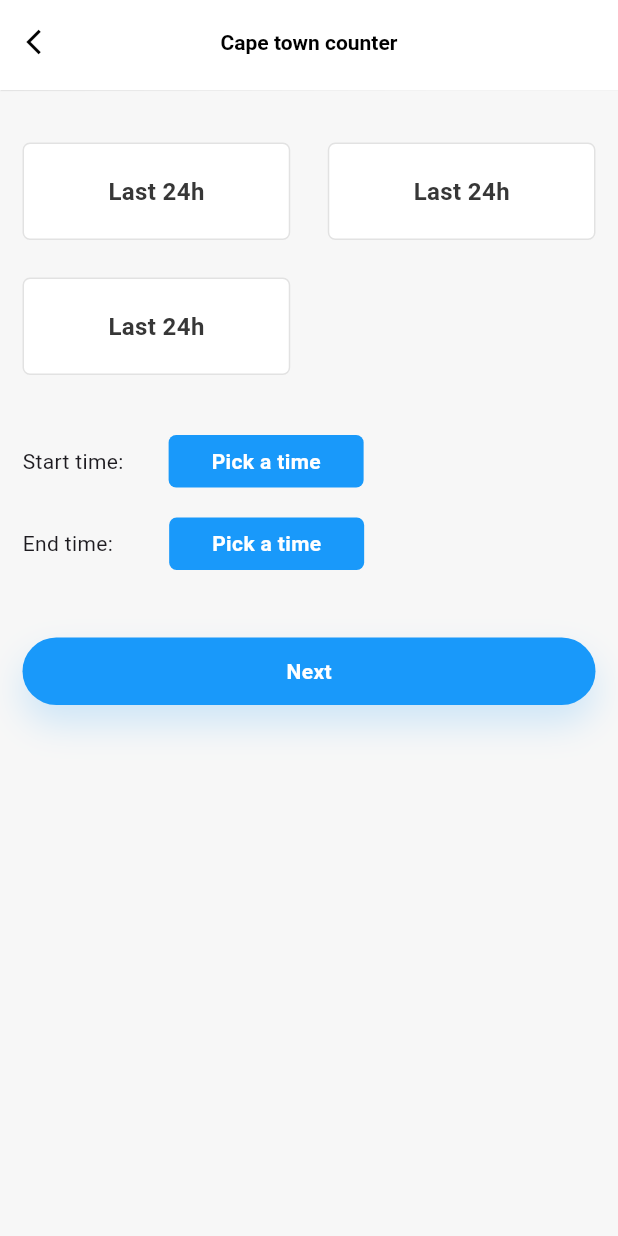
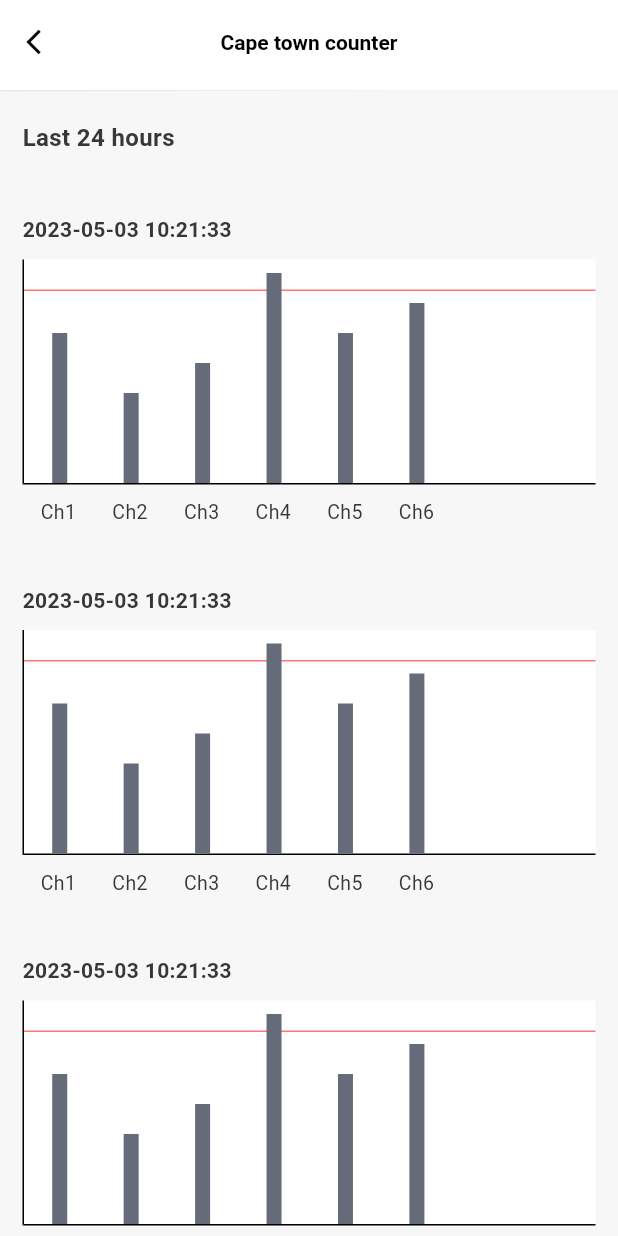
Before and after one commit to saleheen1/datav8, a Flutter app: the DurationPage screen opened directly, after a tap on "Next", on a phone screen of 412 x 824 dp. Run offline on Flutter 3.47's test engine with Material 3 defaults, Android fonts, the light colour scheme and no system bars; our stand-ins replace cached_network_image, flutter_svg, get, image_picker.

Commit message:
feat: add dynamic custom made chart to the project

```diff
--- a/lib/core/themes/custom_theme.dart
+++ b/lib/core/themes/custom_theme.dart
@@ -12,6 +12,7 @@ class CustomThemeData {
   final Color badgeBg;
   final Color badgeText;
   final Color orangeColor;
+  final Color redLight;
 
   CustomThemeData({
     required this.primary,
@@ -25,6 +26,7 @@ class CustomThemeData {
     required this.badgeBg,
     required this.badgeText,
     required this.orangeColor,
+    required this.redLight
   });
 }
 
--- a/lib/core/themes/light_theme.dart
+++ b/lib/core/themes/light_theme.dart
@@ -9,6 +9,7 @@ final lightTheme = CustomThemeData(
   greyDark: const Color(0xff666B79),
   greyBg: const Color(0xffF7F7F7),
   warningRed: const Color(0xffB00707),
+  redLight: const Color(0xFFFF7474),
   placeholder: const Color(0xff777C89),
   border: const Color(0xffE5E5E5),
   badgeBg: const Color(0xffF0F7F2),
--- /dev/null
+++ b/lib/core/widgets/custom_chart.dart
@@ -0,0 +1,127 @@
+import 'package:datav8/core/themes/custom_theme.dart';
+import 'package:datav8/core/utils/text_utils.dart';
+import 'package:datav8/core/utils/ui_const.dart';
+import 'package:flutter/material.dart';
+
+class CustomChart extends StatelessWidget {
+  final String dateAndTime;
+  final List<double> values;
+  final List<String> labels;
+
+  const CustomChart({
+    super.key,
+    required this.dateAndTime,
+    required this.values,
+    required this.labels,
+  });
+
+  @override
+  Widget build(BuildContext context) {
+    final theme = CustomTheme.of(context);
+
+    return Column(
+      crossAxisAlignment: CrossAxisAlignment.start,
+      children: [
+        //===================
+        //Date and time
+        //===================
+        Text(dateAndTime, style: TextUtils.title3(context: context)),
+        gapH(10),
+
+        //===============================
+        //Main graph/chart
+        //===============================
+        Container(
+          height: 150,
+          width: double.infinity,
+          decoration: BoxDecoration(
+            color: Colors.white,
+            border: Border(
+              left: BorderSide(color: Colors.black, width: 1),
+              bottom: BorderSide(color: Colors.black, width: 1),
+            ),
+          ),
+          child: Stack(
+            children: [
+              //======================
+              //Red threshold line
+              //======================
+              Positioned(
+                top: 20,
+                left: 0,
+                right: 0,
+                child: Container(height: 1, color: theme.redLight),
+              ),
+
+              //========================
+              // Chart area with bars starting from bottom (x-axis)
+              //========================
+              Positioned(
+                left: 0,
+                right: 0,
+                bottom: 0,
+                child: Row(
+                  crossAxisAlignment: CrossAxisAlignment.end,
+                  children: [
+                    for (double value in values)
+                      Expanded(
+                        child: Align(
+                          alignment: Alignment.bottomCenter,
+                          child: Container(
+                            width: 10,
+                            height: value,
+                            color: theme.greyDark,
+                          ),
+                        ),
+                      ),
+
+                    //=====================
+                    //Blank values to have some wite space at the right
+                    //=====================
+                    for (int i = 0; i < 2; i++)
+                      Expanded(
+                        child: Align(
+                          alignment: Alignment.bottomCenter,
+                          child: Container(
+                            width: 10,
+                            height: 0,
+                            color: theme.greyDark,
+                          ),
+                        ),
+                      ),
+                  ],
+                ),
+              ),
+            ],
+          ),
+        ),
+
+        //===============================
+        // Labels below the bottom border
+        //===============================
+        Container(
+          padding: EdgeInsets.symmetric(vertical: 8),
+          child: Row(
+            children: [
+              for (String label in labels)
+                Expanded(
+                  child: Center(
+                    child: Text(
+                      label,
+                      style: TextUtils.b1Regular(context: context),
+                    ),
+                  ),
+                ),
+
+              //=====================
+              //Blank label to have some wite space at the right
+              //=====================
+              for (int i = 0; i < 2; i++)
+                Expanded(child: Center(child: Text(''))),
+            ],
+          ),
+        ),
+      ],
+    );
+  }
+}
--- a/lib/core/widgets/duration_card.dart
+++ b/lib/core/widgets/duration_card.dart
@@ -1,4 +1,3 @@
-import 'package:datav8/core/themes/custom_theme.dart';
 import 'package:datav8/core/utils/text_utils.dart';
 import 'package:flutter/material.dart';
 
@@ -8,7 +7,6 @@ class DurationCard extends StatelessWidget {
 
   @override
   Widget build(BuildContext context) {
-    final theme = CustomTheme.of(context);
     return Container(
       padding: EdgeInsets.all(20),
       decoration: BoxDecoration(
--- /dev/null
+++ b/lib/features/chart/presentation/chart_page.dart
@@ -0,0 +1,61 @@
+import 'package:datav8/core/themes/custom_theme.dart';
+import 'package:datav8/core/utils/text_utils.dart';
+import 'package:datav8/core/utils/ui_const.dart';
+import 'package:datav8/core/widgets/appbar_common.dart';
+import 'package:datav8/core/widgets/custom_chart.dart';
+import 'package:datav8/core/widgets/default_margin_widget.dart';
+import 'package:flutter/material.dart';
+
+class ChartPage extends StatelessWidget {
+  final String deviceName;
+  final String duration;
+  final String dateAndTime;
+
+  const ChartPage({
+    super.key,
+    required this.deviceName,
+    required this.duration,
+    required this.dateAndTime,
+  });
+
+  @override
+  Widget build(BuildContext context) {
+    final theme = CustomTheme.of(context);
+
+    return Scaffold(
+      appBar: appbarCommon(deviceName, context),
+      body: SingleChildScrollView(
+        child: Container(
+          color: theme.greyBg,
+          width: double.infinity,
+          child: DefaultMarginWidget(
+            child: Column(
+              crossAxisAlignment: CrossAxisAlignment.start,
+              children: [
+                gapH(20),
+                Text(duration, style: TextUtils.title2(context: context)),
+                gapH(40),
+
+                ListView.builder(
+                  physics: NeverScrollableScrollPhysics(),
+                  itemCount: 6,
+                  shrinkWrap: true,
+                  itemBuilder: (context, index) {
+                    return Padding(
+                      padding: const EdgeInsets.only(bottom: 30),
+                      child: CustomChart(
+                        dateAndTime: dateAndTime,
+                        values: [100, 60, 80, 140, 100, 120],
+                        labels: ['Ch1', 'Ch2', 'Ch3', 'Ch4', 'Ch5', 'Ch6'],
+                      ),
+                    );
+                  },
+                ),
+              ],
+            ),
+          ),
+        ),
+      ),
+    );
+  }
+}
--- a/lib/features/duration/presentation/duration_page.dart
+++ b/lib/features/duration/presentation/duration_page.dart
@@ -4,8 +4,10 @@ import 'package:datav8/core/widgets/appbar_common.dart';
 import 'package:datav8/core/widgets/button_primary.dart';
 import 'package:datav8/core/widgets/default_margin_widget.dart';
 import 'package:datav8/core/widgets/duration_card.dart';
+import 'package:datav8/features/chart/presentation/chart_page.dart';
 import 'package:flutter/material.dart';
 import 'package:flutter_staggered_grid_view/flutter_staggered_grid_view.dart';
+import 'package:get/get.dart';
 
 class DurationPage extends StatelessWidget {
   final String deviceName;
@@ -76,7 +78,18 @@ class DurationPage extends StatelessWidget {
               //Seeing the graph button
               //=========================
               gapH(45),
-              ButtonPrimary(text: 'Next', onPressed: () {}),
+              ButtonPrimary(
+                text: 'Next',
+                onPressed: () {
+                  Get.to(
+                    ChartPage(
+                      deviceName: deviceName,
+                      duration: 'Last 24 hours',
+                      dateAndTime: '2023-05-03 10:21:33',
+                    ),
+                  );
+                },
+              ),
             ],
           ),
         ),
```
